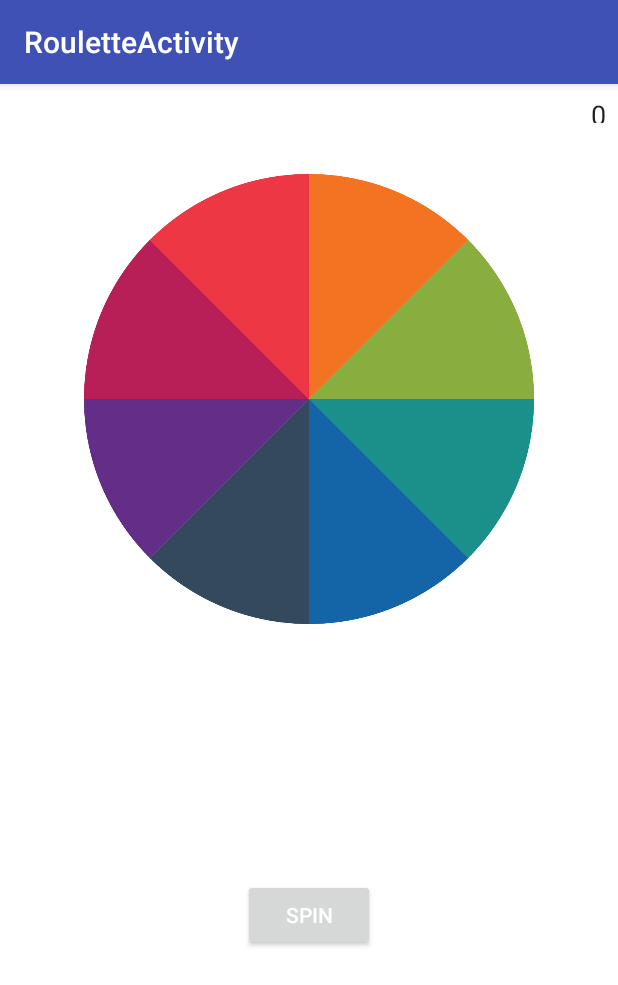
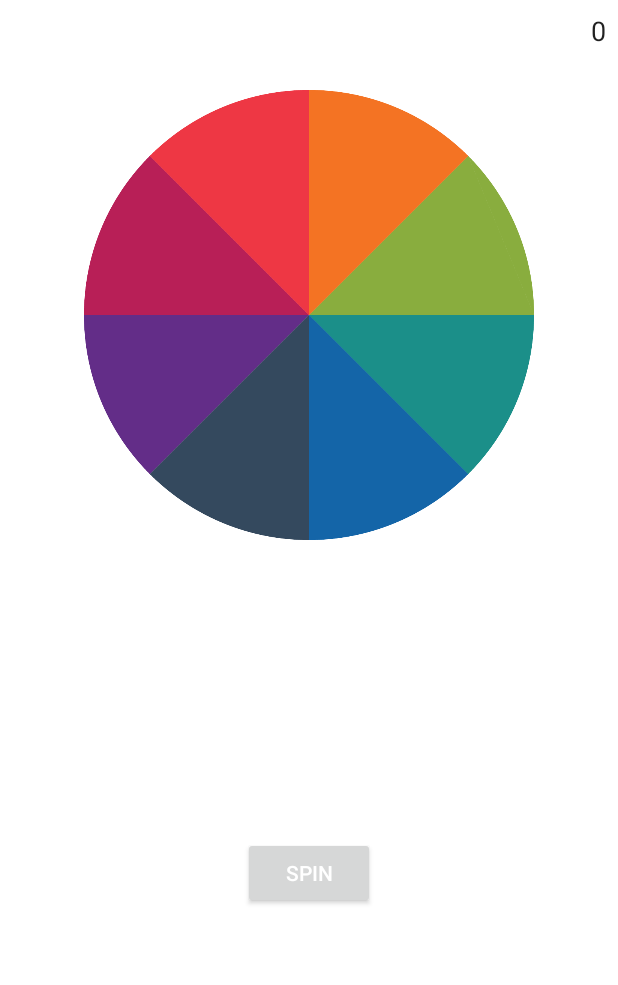
Before and after one commit to sjroh/GoalAchiever, an Android app: the RouletteActivity screen opened directly, with no data from a screen before it, on a phone screen of 412 x 824 dp. Shown: the top 985 px of the screen. Run offline under Robolectric (Android 15) with nearby library versions, the phone set to English and light mode, and no system bars; libraries missing offline, so code that uses them is left out: info.hoang8f.widget; plain views replace FButton; 2 statements that could not run were skipped.

Commit message:
small updates Roulette to spin

```diff
--- a/GoalAchiever/app/src/main/java/roh/sijine/goalachiever/RouletteActivity.java
+++ b/GoalAchiever/app/src/main/java/roh/sijine/goalachiever/RouletteActivity.java
@@ -1,30 +1,26 @@
 package roh.sijine.goalachiever;
 
 import android.content.Context;
-import android.content.Intent;
 import android.os.Bundle;
+import android.support.v7.app.ActionBar;
 import android.support.v7.app.AppCompatActivity;
 import android.view.View;
-import android.view.ViewGroup;
 import android.view.animation.Animation;
 import android.view.animation.RotateAnimation;
-import android.widget.AbsoluteLayout;
-import android.widget.FrameLayout;
 import android.widget.ImageView;
-import android.widget.RelativeLayout;
 import android.widget.TextView;
 
 import info.hoang8f.widget.FButton;
 
 public class RouletteActivity extends AppCompatActivity {
 
+    private static final float rotate_from = 0.0f;
+    private static final float rotate_to = -10.0f * 360.0f;
     private Context mContext;
     private ScoreHandler sh;
     private TextView textCoin;
     private ImageView roulette;
     private FButton btnSpin;
-    private static final float rotate_from = 0.0f;
-    private static final float rotate_to = -10.0f * 360.0f;
     /*  README
     *       READ ScoreHandler
     *       You can add coins by using sh.addCoin(int)
@@ -39,6 +35,11 @@ public class RouletteActivity extends AppCompatActivity {
         mContext = this.getApplicationContext();
 
         setContentView(R.layout.activity_roulette);
+
+        ActionBar actionBar = getSupportActionBar();
+        if (actionBar != null) {
+            actionBar.hide();
+        }
 
         // setup text coin
         sh = new ScoreHandler(mContext);
--- a/GoalAchiever/app/src/main/res/values/dimen.xml
+++ b/GoalAchiever/app/src/main/res/values/dimen.xml
@@ -4,7 +4,7 @@
     <dimen name="time_notice_top_margin">16dp</dimen>
     <dimen name="roulette_colleciton_margin">16dp</dimen>
     <dimen name="coin_text_margin">8dp</dimen>
-    <dimen name="coin_text_height">34dp</dimen>
+    <dimen name="coin_text_height">40dp</dimen>
     <dimen name="coin_text_size">18dp</dimen>
 
     <dimen name="button_padding_vertical">4dp</dimen>
```
